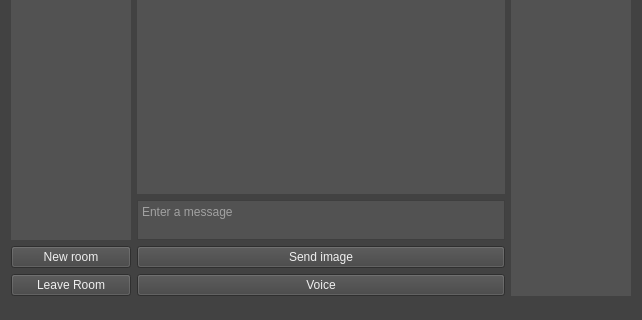
Old version of the form TCP_Chat_Client/mainwindow.ui in the repository Skau/TCPChat; both pictures show x 0 to 642 and y 142 to 462 of the 642 by 462 pixel window.
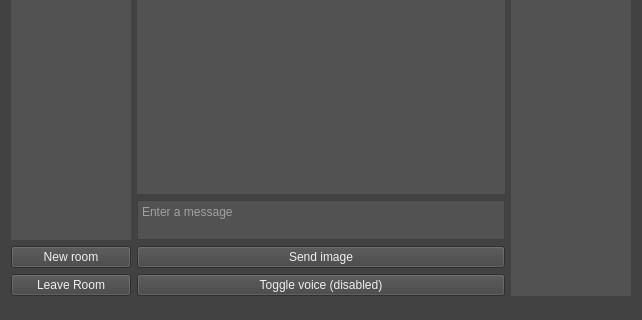
New version of the form.

Patch:
```diff
--- a/TCP_Chat_Client/mainwindow.ui
+++ b/TCP_Chat_Client/mainwindow.ui
@@ -147,7 +147,7 @@
         <item>
          <widget class="QPushButton" name="button_Voice">
           <property name="text">
-           <string>Voice</string>
+           <string>Toggle voice (disabled)</string>
           </property>
          </widget>
         </item>
```
